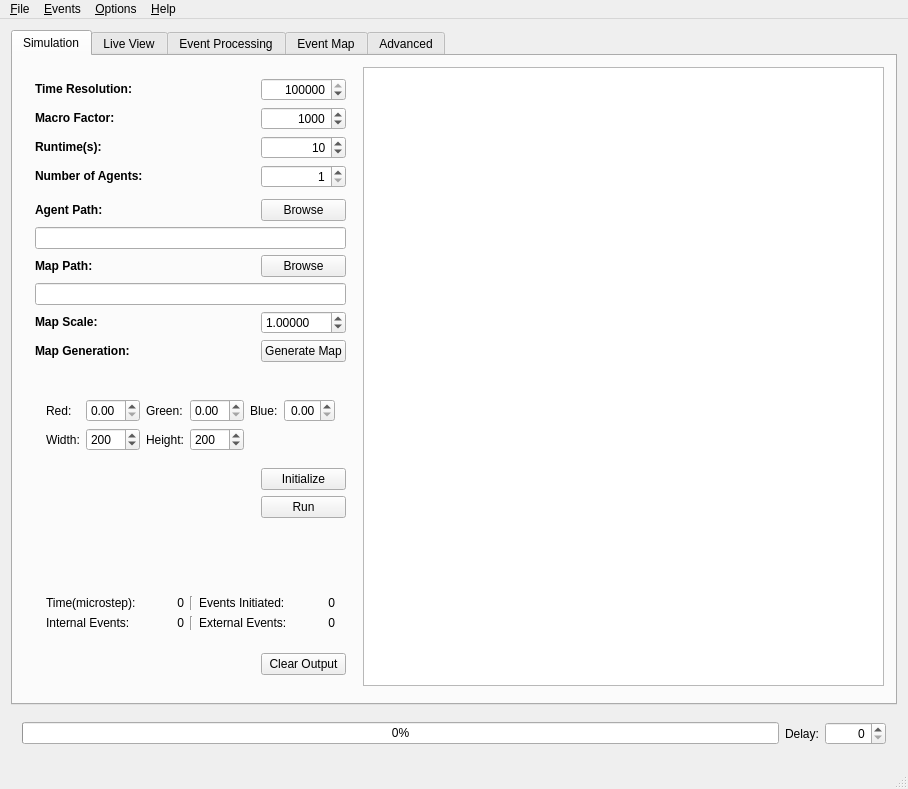
The window that mainwindow.ui (sojoe02/RANA) describes before a commit, drawn with Qt 5.
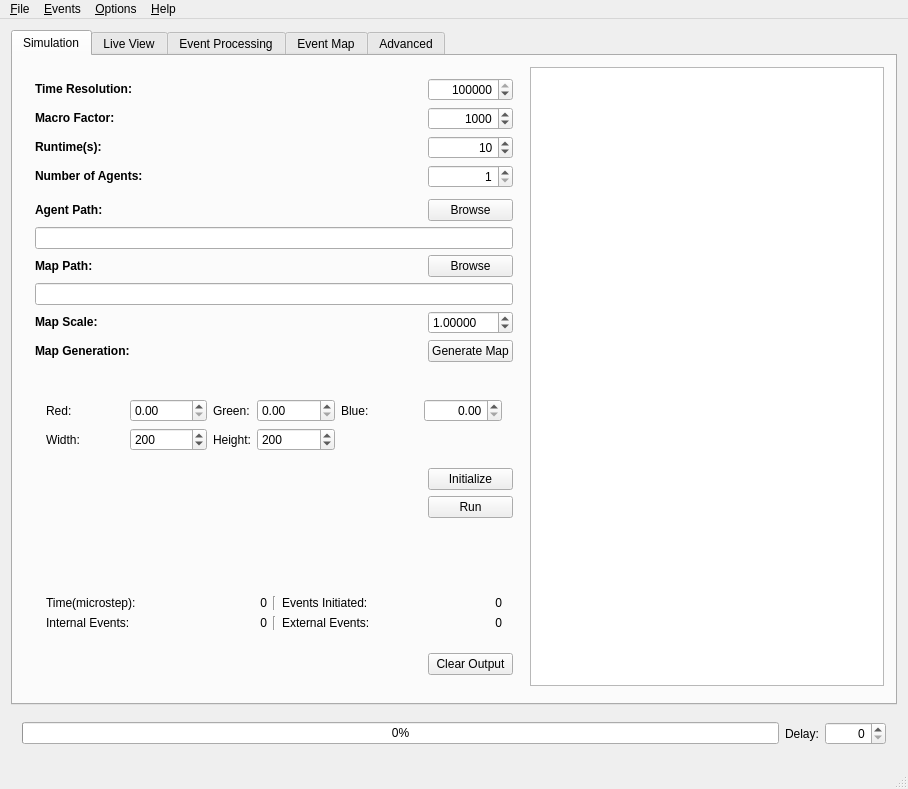
The same window after the commit.

The edit to the form file:
```diff
--- a/mainwindow.ui
+++ b/mainwindow.ui
@@ -89,13 +89,13 @@
           </property>
           <property name="minimumSize">
            <size>
-            <width>300</width>
+            <width>500</width>
             <height>0</height>
            </size>
           </property>
           <property name="maximumSize">
            <size>
-            <width>400</width>
+            <width>500</width>
             <height>16777215</height>
            </size>
           </property>
```
